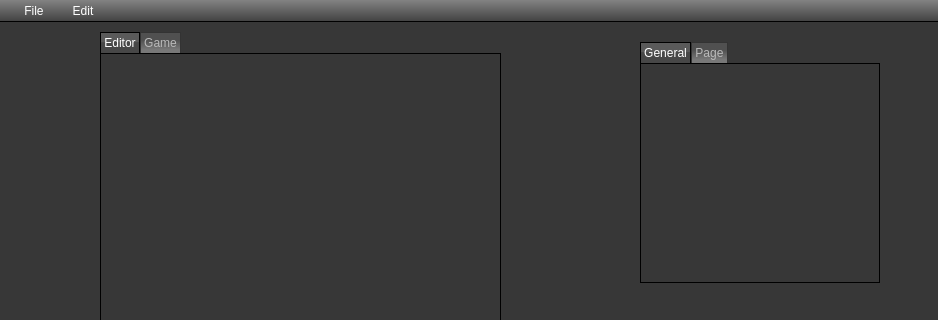
Qt form QtProject/editor/mainwindow.ui (madvil/Editor) before a commit; both pictures show x 0 to 938 and y 0 to 320 of the 938 by 698 pixel window.
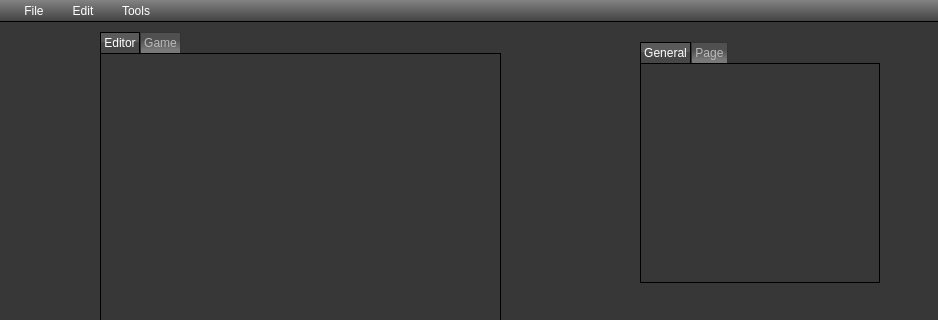
The same form after that commit. Icons and pictures are not drawn.

```diff
--- a/QtProject/editor/mainwindow.ui
+++ b/QtProject/editor/mainwindow.ui
@@ -508,8 +508,16 @@
      <string>Edit</string>
     </property>
    </widget>
+   <widget class="QMenu" name="menuTools">
+    <property name="title">
+     <string>Tools</string>
+    </property>
+    <addaction name="actionSet_landscape_texture"/>
+    <addaction name="actionSet_background_texture"/>
+   </widget>
    <addaction name="menuFile"/>
    <addaction name="menuEdit"/>
+   <addaction name="menuTools"/>
   </widget>
   <action name="actionNew">
    <property name="text">
```
Left out of the diff: 10 changed lines with no effect on the pictures.
